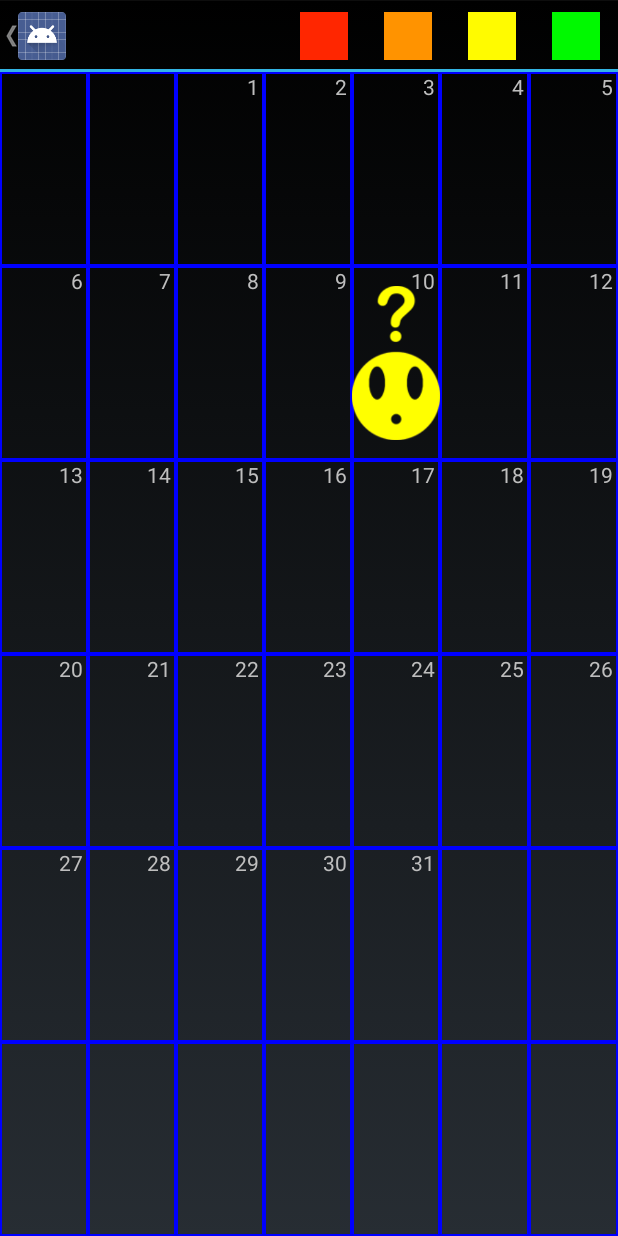
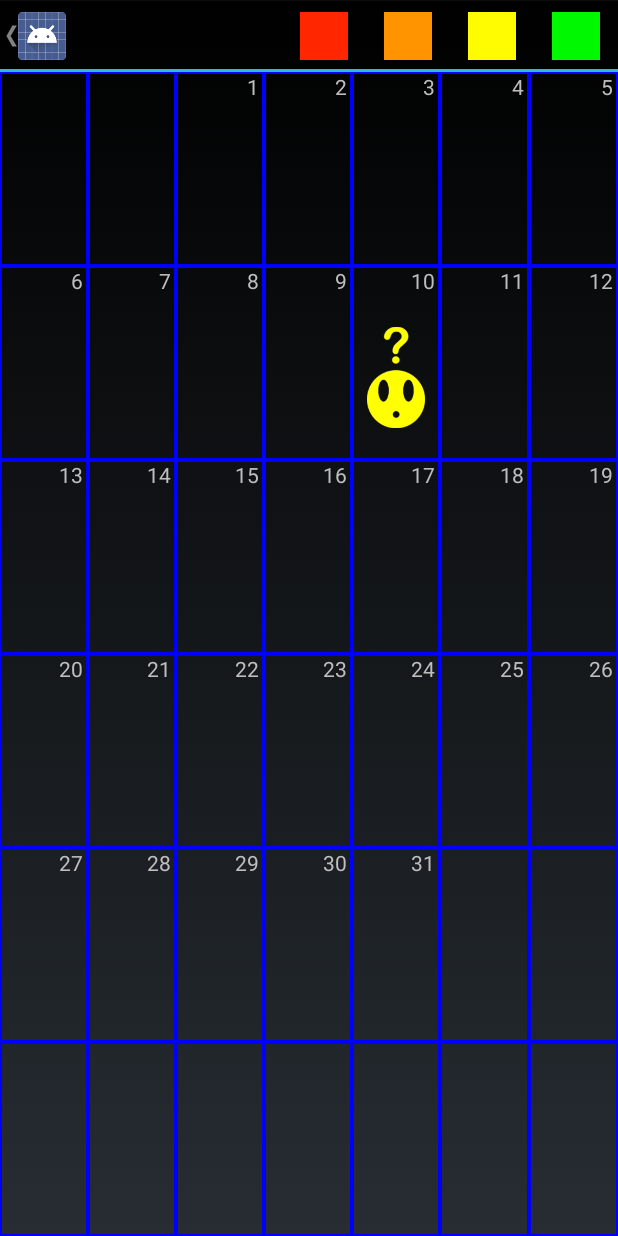
Before and after one commit to kevinmorris/HeadacheWizard-Android, an Android app: the screen it shows after launch (MainActivity), after a tap on "Calendar", on a phone screen of 412 x 824 dp. Run offline under Robolectric (Android 15) with nearby library versions, the phone set to English and light mode, and no system bars; 2 statements that could not run were skipped; 3 other taps on this screen came first.

Commit message:
resizing headache graphic displays on calendar

```diff
--- a/app/src/main/res/layout/calendar_day_view.xml
+++ b/app/src/main/res/layout/calendar_day_view.xml
@@ -12,9 +12,11 @@
         android:paddingRight="3dp"/>
 
     <ImageView android:id="@+id/day_headache_image"
-        android:layout_width="wrap_content"
-        android:layout_height="wrap_content"
-        android:layout_centerInParent="true"
-        android:contentDescription="headache_image_indicator"/>
+               android:layout_width="wrap_content"
+               android:layout_height="wrap_content"
+               android:layout_below="@id/day_number"
+               android:layout_margin="10dp"
+               android:layout_centerHorizontal="true"
+               android:contentDescription="headache_image_indicator"/>
 
 </merge>
```
